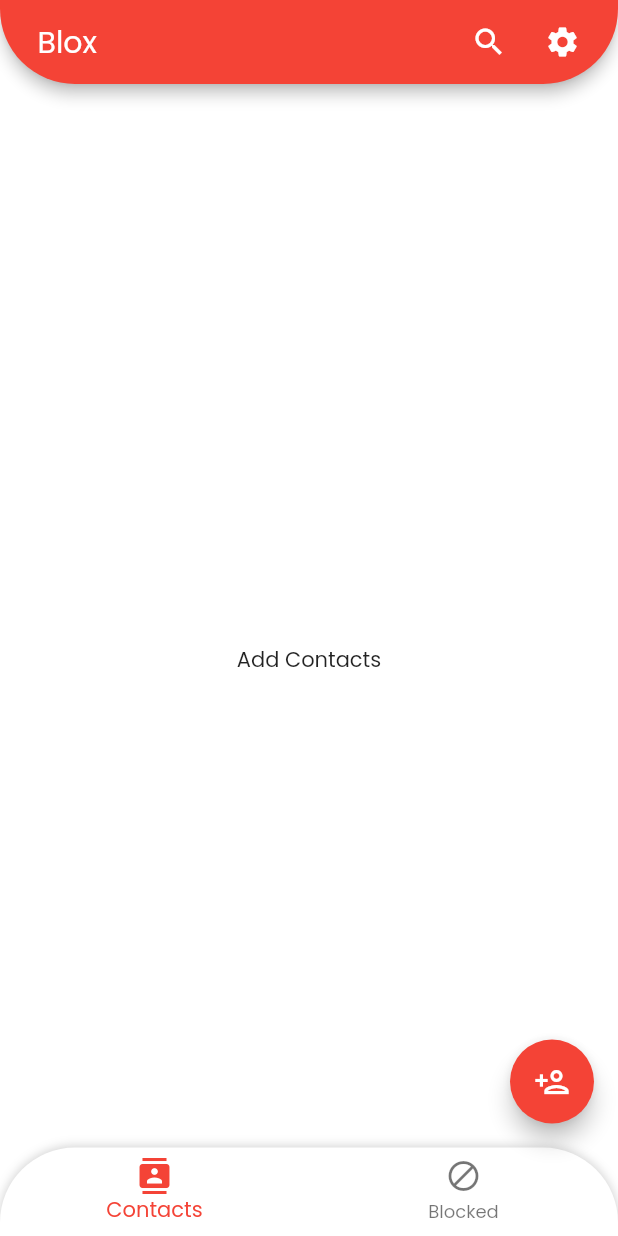
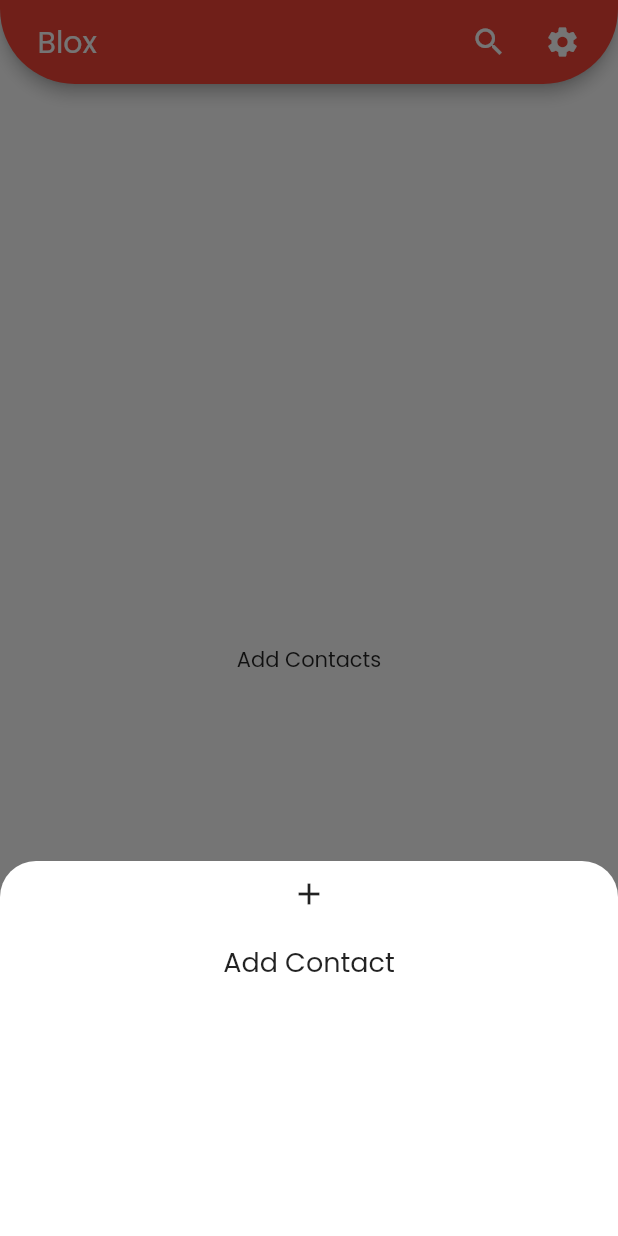
Before and after one commit to imrandev/bloxman, a Flutter app: the screen it shows after launch, after a tap on the "person add" icon, on a phone screen of 412 x 824 dp. Run offline on Flutter 3.47's test engine with Material 2 defaults, Android fonts, the phone set to English and light mode, and no system bars; our stand-ins replace contacts_service, floor, get_it, injectable, permission_handler, rxdart and 1 more; accounts and stored records are empty; generated files the repository leaves out were written again.

Commit message:
added bottom sheet

```diff
--- a/lib/core/di/app_module.dart
+++ b/lib/core/di/app_module.dart
@@ -7,6 +7,4 @@ abstract class AppModule {
 
   @preResolve
   Future<DatabaseService> get databaseService => DatabaseClient.init();
-
-
 }
--- a/lib/core/service/contact_block_service.dart
+++ b/lib/core/service/contact_block_service.dart
@@ -14,8 +14,7 @@ class ContactBlockService extends BlockService {
   @override
   Future<String> delete(String phone) async {
     try {
-      final String result =
-          await platform.invokeMethod(deleteContactFromBlockList, {
+      final String result = await platform.invokeMethod(deleteContactFromBlockList, {
         contactKey: phone,
       });
       logger.printDebugLog(result);
@@ -40,8 +39,7 @@ class ContactBlockService extends BlockService {
   @override
   Future<String> insert(String phone) async {
     try {
-      final String result =
-      await platform.invokeMethod(insertContactIntoBlockList, {
+      final String result = await platform.invokeMethod(insertContactIntoBlockList, {
         contactKey: phone,
       });
       logger.printDebugLog(result);
--- /dev/null
+++ b/lib/core/widgets/blox_bottom_sheet.dart
@@ -0,0 +1,55 @@
+import 'package:flutter/material.dart';
+
+typedef BottomSheetBuilder = Widget Function(BuildContext context);
+
+class BloxBottomSheet extends BottomSheet {
+  final BottomSheetBuilder bottomSheetBuilder;
+  final Function() onBottomSheetClosing;
+  final double height;
+
+  BloxBottomSheet({
+    Key? key,
+    required this.onBottomSheetClosing,
+    required this.bottomSheetBuilder,
+    this.height = double.infinity,
+  }) : super(
+    key: key,
+    builder: (context) => Padding(
+      padding: EdgeInsets.only(bottom: MediaQuery.of(context).viewInsets.bottom),
+      child: SingleChildScrollView(
+        child: Container(
+          width: MediaQuery.of(context).size.width,
+          height: height,
+          padding: const EdgeInsets.symmetric(horizontal: 20,),
+          child: Form(
+            child: Column(
+              crossAxisAlignment: CrossAxisAlignment.stretch,
+              mainAxisSize: MainAxisSize.min,
+              children: [
+                const SizedBox(height: 10,),
+                bottomSheetBuilder(context),
+              ],
+            ),
+          ),
+        ),
+      ),
+    ),
+    onClosing: onBottomSheetClosing,
+  );
+
+  void show({required BuildContext context, bool isDismissible = true}){
+    showModalBottomSheet(
+      context: context,
+      builder: builder,
+      isDismissible: isDismissible,
+      enableDrag: false,
+      backgroundColor: Colors.white,
+      isScrollControlled: true,
+      shape: const RoundedRectangleBorder(
+        borderRadius: BorderRadius.only(topLeft: Radius.circular(24), topRight: Radius.circular(24),),
+      ),
+    );
+  }
+
+  void dismiss({required BuildContext context}) => Navigator.pop(context);
+}
--- a/lib/home/presentation/ui/home_page.dart
+++ b/lib/home/presentation/ui/home_page.dart
@@ -4,9 +4,11 @@ import 'package:bloxman/contact/presentation/bloc/contact_bloc.dart';
 import 'package:bloxman/contact/presentation/ui/contact_page.dart';
 import 'package:bloxman/core/provider/bloc_provider.dart';
 import 'package:bloxman/home/presentation/bloc/home_bloc.dart';
+import 'package:bloxman/home/presentation/widgets/add_block_contact_bottom_sheet.dart';
 import 'package:flutter/material.dart';
 
 class HomePage extends StatelessWidget {
+
   const HomePage({Key? key}) : super(key: key);
 
   @override
@@ -58,7 +60,13 @@ class HomePage extends StatelessWidget {
         stream: _bloc.bottomNavIndexStream,
       ),
       floatingActionButton: FloatingActionButton(
-        onPressed: () {},
+        onPressed: () {
+          AddBlockContactBottomSheet(topIcon: Icon(
+            Icons.add
+          ), message: "Add Contact", onAddClosing: () {
+
+          },).show(context: context);
+        },
         child: const Icon(
           Icons.person_add_outlined,
           color: Colors.white,
--- /dev/null
+++ b/lib/home/presentation/widgets/add_block_contact_bottom_sheet.dart
@@ -0,0 +1,34 @@
+import 'package:bloxman/core/widgets/blox_bottom_sheet.dart';
+import 'package:flutter/material.dart';
+
+class AddBlockContactBottomSheet extends BloxBottomSheet {
+
+  final Widget topIcon;
+  final String message;
+  final Function() onAddClosing;
+
+  AddBlockContactBottomSheet({
+    Key? key,
+    required this.topIcon,
+    required this.message,
+    required this.onAddClosing,
+  }) : super(
+    key: key,
+    bottomSheetBuilder: (context) {
+      return Column(
+        children: [
+          topIcon,
+          const SizedBox(height: 20,),
+          Text(
+            message,
+            textAlign: TextAlign.center,
+            style: const TextStyle(fontSize: 18, fontWeight: FontWeight.w400,),
+          ),
+          const SizedBox(height: 20,),
+        ],
+      );
+    },
+    height: 250,
+    onBottomSheetClosing: onAddClosing,
+  );
+}
```
